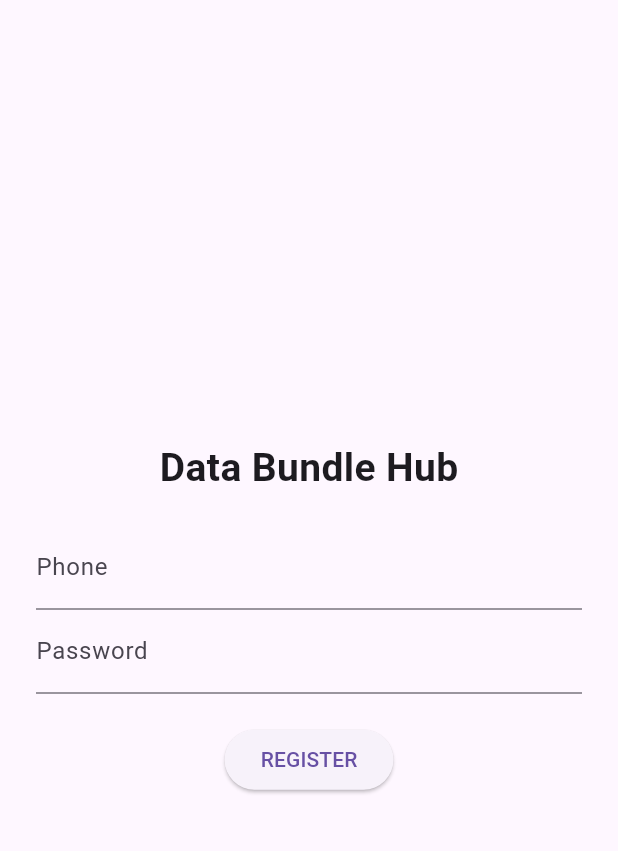
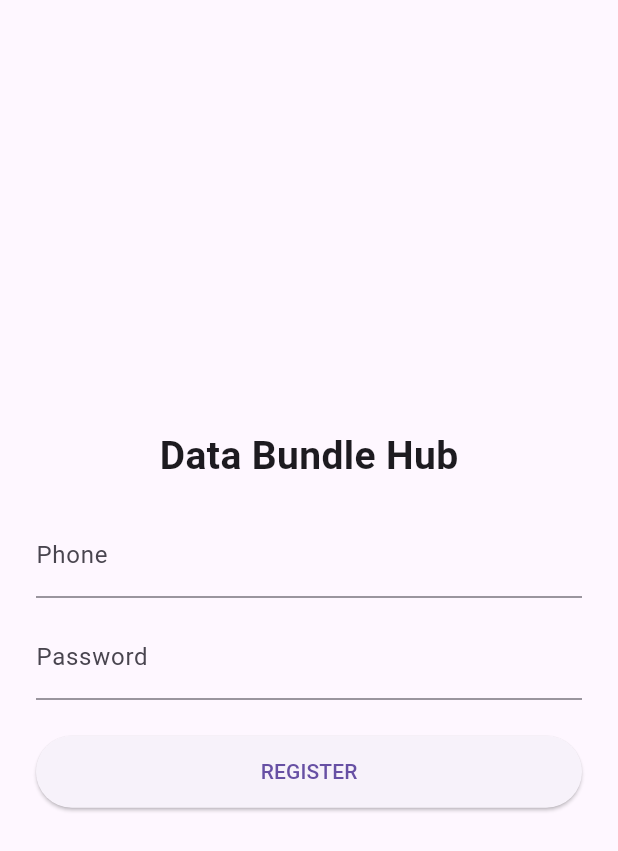
Before and after one commit to sulimanalhassan123as-code/datahub-flutter, a Flutter app: the screen it shows after launch, on a phone screen of 412 x 824 dp. Shown: the top 851 px of the screen. Run offline on Flutter 3.47's test engine with Material 3 defaults, Android fonts, the phone set to English and light mode, and no system bars.

Commit message:
Update auth_screen.dart

```diff
--- a/lib/screens/auth_screen.dart
+++ b/lib/screens/auth_screen.dart
@@ -10,14 +10,14 @@ class AuthScreen extends StatefulWidget {
 }
 
 class _AuthScreenState extends State<AuthScreen> {
-  final phone = TextEditingController();
-  final password = TextEditingController();
+  final TextEditingController phone = TextEditingController();
+  final TextEditingController password = TextEditingController();
   bool loading = false;
 
   Future<void> register() async {
     setState(() => loading = true);
 
-    final success = await ApiService.register(
+    final bool success = await ApiService.register(
       phone.text.trim(),
       password.text.trim(),
     );
@@ -29,11 +29,15 @@ class _AuthScreenState extends State<AuthScreen> {
     if (success) {
       Navigator.pushReplacement(
         context,
-        MaterialPageRoute(builder: (_) => const HomeScreen()),
+        MaterialPageRoute(
+          builder: (_) => const HomeScreen(),
+        ),
       );
     } else {
       ScaffoldMessenger.of(context).showSnackBar(
-        const SnackBar(content: Text("Registration failed")),
+        const SnackBar(
+          content: Text('Registration failed'),
+        ),
       );
     }
   }
@@ -47,30 +51,45 @@ class _AuthScreenState extends State<AuthScreen> {
           mainAxisAlignment: MainAxisAlignment.center,
           children: [
             const Text(
-              "Data Bundle Hub",
-              style: TextStyle(fontSize: 26, fontWeight: FontWeight.bold),
+              'Data Bundle Hub',
+              style: TextStyle(
+                fontSize: 26,
+                fontWeight: FontWeight.bold,
+              ),
             ),
             const SizedBox(height: 20),
 
             TextField(
               controller: phone,
               keyboardType: TextInputType.phone,
-              decoration: const InputDecoration(labelText: "Phone"),
+              decoration: const InputDecoration(
+                labelText: 'Phone',
+              ),
             ),
+
+            const SizedBox(height: 12),
 
             TextField(
               controller: password,
-              decoration: const InputDecoration(labelText: "Password"),
               obscureText: true,
+              decoration: const InputDecoration(
+                labelText: 'Password',
+              ),
             ),
 
-            const SizedBox(height: 20),
+            const SizedBox(height: 24),
 
-            ElevatedButton(
-              onPressed: loading ? null : register,
-              child: loading
-                  ? const CircularProgressIndicator(color: Colors.white)
-                  : const Text("REGISTER"),
+            SizedBox(
+              width: double.infinity,
+              height: 48,
+              child: ElevatedButton(
+                onPressed: loading ? null : register,
+                child: loading
+                    ? const CircularProgressIndicator(
+                        color: Colors.white,
+                      )
+                    : const Text('REGISTER'),
+              ),
             ),
           ],
         ),
```
